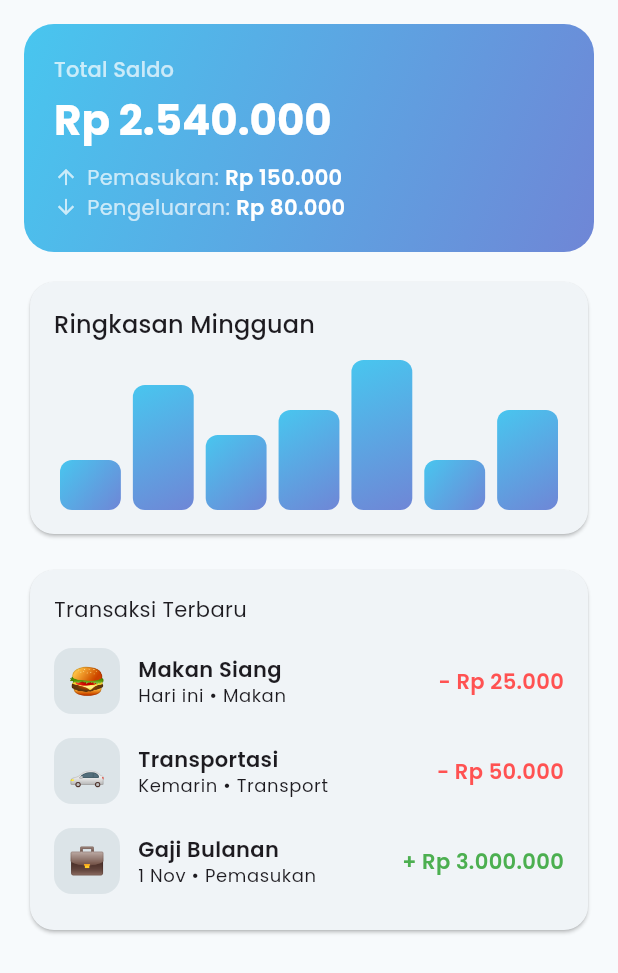
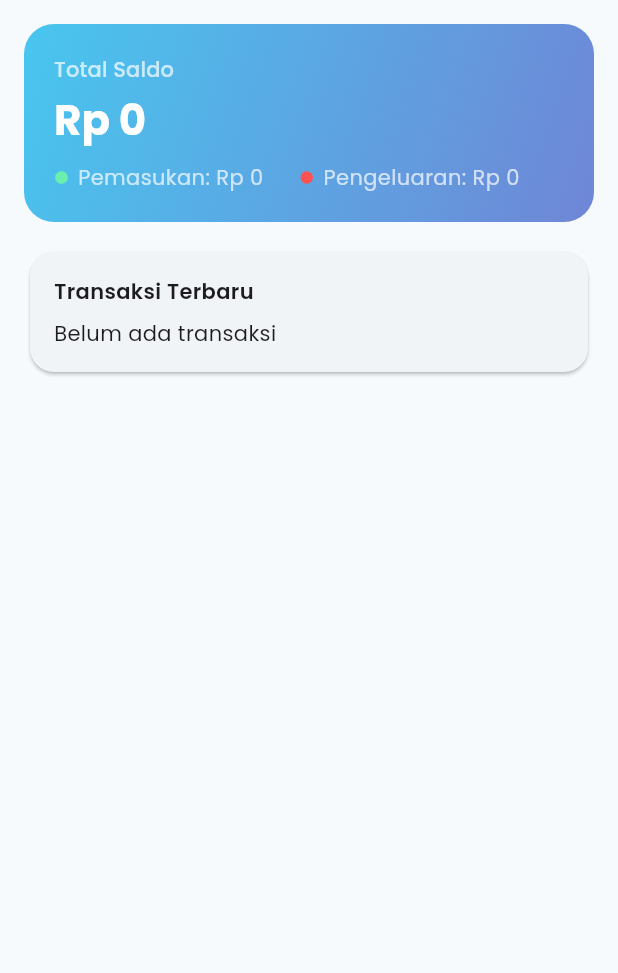
Before and after one commit to zainalsalamun/moni_mate_flutter, a Flutter app: the DashboardPage widget shown alone on an empty page, opened directly, on a phone screen of 412 x 824 dp. Shown: the top 973 px of the screen. Run offline on Flutter 3.47's test engine with Material 3 defaults, Android fonts, the phone set to English and light mode, and no system bars; our stand-ins replace csv, get, get_storage, google_fonts, hive, hive_flutter and 1 more; accounts and stored records are empty.

Commit message:
update : integration dashboard page

```diff
--- a/lib/pages/dashboard_page.dart
+++ b/lib/pages/dashboard_page.dart
@@ -1,5 +1,6 @@
-
 import 'package:flutter/material.dart';
+import 'package:get/get.dart';
+import 'package:monimate/data/controller/transaction_controller.dart';
 import '../theme/app_theme.dart';
 
 class DashboardPage extends StatelessWidget {
@@ -7,10 +8,12 @@ class DashboardPage extends StatelessWidget {
 
   @override
   Widget build(BuildContext context) {
+    final c = Get.find<TransactionController>();
+    return Obx(() {
       return ListView(
         padding: const EdgeInsets.all(16),
         children: [
-        // Balance Card
+          // Card saldo utama
           Container(
             decoration: BoxDecoration(
               gradient: AppTheme.oceanGradient(),
@@ -20,137 +23,104 @@ class DashboardPage extends StatelessWidget {
             child: Column(
               crossAxisAlignment: CrossAxisAlignment.start,
               children: [
-              Text('Total Saldo', style: Theme.of(context).textTheme.labelLarge?.copyWith(color: Colors.white70)),
+                Text('Total Saldo',
+                    style: Theme.of(context)
+                        .textTheme
+                        .labelLarge
+                        ?.copyWith(color: Colors.white70)),
                 const SizedBox(height: 6),
-              Text('Rp 2.540.000', style: Theme.of(context).textTheme.headlineMedium?.copyWith(color: Colors.white, fontWeight: FontWeight.w700)),
+                Text(
+                  'Rp ${(c.totalIncome.value - c.totalExpense.value).toStringAsFixed(0)}',
+                  style: Theme.of(context).textTheme.headlineMedium?.copyWith(
+                      color: Colors.white, fontWeight: FontWeight.w700),
+                ),
                 const SizedBox(height: 10),
                 Wrap(
                   spacing: 24,
-                children: const [
-                  _MiniStat(label: 'Pemasukan', value: 'Rp 150.000', icon: Icons.arrow_upward),
-                  _MiniStat(label: 'Pengeluaran', value: 'Rp 80.000', icon: Icons.arrow_downward),
+                  children: [
+                    _MiniStat(
+                        label: 'Pemasukan',
+                        value: c.totalIncome.value,
+                        color: Colors.greenAccent),
+                    _MiniStat(
+                        label: 'Pengeluaran',
+                        value: c.totalExpense.value,
+                        color: Colors.redAccent),
                   ],
                 )
               ],
             ),
           ),
           const SizedBox(height: 16),
-        // Weekly summary
+
+          // Daftar transaksi terbaru
           Card(
             child: Padding(
               padding: const EdgeInsets.all(16.0),
               child: Column(
                 crossAxisAlignment: CrossAxisAlignment.start,
                 children: [
-                Text('Ringkasan Mingguan', style: Theme.of(context).textTheme.titleMedium),
-                const SizedBox(height: 12),
-                _FakeBarChart(values: const [2,5,3,4,6,2,4]),
-              ],
+                  const Text('Transaksi Terbaru',
+                      style: TextStyle(fontWeight: FontWeight.w600)),
+                  const SizedBox(height: 8),
+                  if (c.transactions.isEmpty)
+                    const Text('Belum ada transaksi')
+                  else
+                    ...c.transactions.reversed.take(5).map(
+                          (t) => ListTile(
+                            leading: Text(
+                                t.category == 'gaji'
+                                    ? '💼'
+                                    : t.category == 'makan'
+                                        ? '🍔'
+                                        : t.category == 'transport'
+                                            ? '🚗'
+                                            : '🎮',
+                                style: const TextStyle(fontSize: 20)),
+                            title: Text(t.description.isEmpty
+                                ? t.category.capitalizeFirst!
+                                : t.description),
+                            subtitle: Text(
+                                '${t.date.day}/${t.date.month}/${t.date.year}'),
+                            trailing: Text(
+                              '${t.type == 'income' ? '+' : '-'} Rp ${t.amount.toStringAsFixed(0)}',
+                              style: TextStyle(
+                                color: t.type == 'income'
+                                    ? Colors.green
+                                    : Colors.red,
+                                fontWeight: FontWeight.w600,
                               ),
                             ),
                           ),
-        const SizedBox(height: 16),
-        // Latest transactions
-        Card(
-          child: Padding(
-            padding: const EdgeInsets.all(16.0),
-            child: Column(
-              crossAxisAlignment: CrossAxisAlignment.start,
-              children: const [
-                Text('Transaksi Terbaru'),
-                SizedBox(height: 8),
-                _TxRow(emoji: '🍔', title: 'Makan Siang', subtitle: 'Hari ini • Makan', amount: '- Rp 25.000', negative: true),
-                _TxRow(emoji: '🚗', title: 'Transportasi', subtitle: 'Kemarin • Transport', amount: '- Rp 50.000', negative: true),
-                _TxRow(emoji: '💼', title: 'Gaji Bulanan', subtitle: '1 Nov • Pemasukan', amount: '+ Rp 3.000.000', negative: false),
+                        ),
                 ],
               ),
             ),
           ),
         ],
       );
+    });
   }
 }
 
 class _MiniStat extends StatelessWidget {
-  final String label, value;
-  final IconData icon;
-  const _MiniStat({required this.label, required this.value, required this.icon});
+  final String label;
+  final double value;
+  final Color color;
+
+  const _MiniStat(
+      {required this.label, required this.value, required this.color});
 
   @override
   Widget build(BuildContext context) {
     return Row(
       mainAxisSize: MainAxisSize.min,
       children: [
-        Icon(icon, size: 16, color: Colors.white70),
+        Icon(Icons.circle, color: color, size: 10),
         const SizedBox(width: 6),
-        Text('$label: ', style: const TextStyle(color: Colors.white70)),
-        Text(value, style: const TextStyle(color: Colors.white, fontWeight: FontWeight.w600)),
+        Text('$label: Rp ${value.toStringAsFixed(0)}',
+            style: const TextStyle(color: Colors.white70)),
       ],
     );
   }
 }
-
-class _TxRow extends StatelessWidget {
-  final String emoji, title, subtitle, amount;
-  final bool negative;
-  const _TxRow({required this.emoji, required this.title, required this.subtitle, required this.amount, required this.negative});
-
-  @override
-  Widget build(BuildContext context) {
-    return Padding(
-      padding: const EdgeInsets.symmetric(vertical: 8),
-      child: Row(
-        children: [
-          Container(
-            width: 44, height: 44,
-            decoration: BoxDecoration(
-              color: Theme.of(context).colorScheme.surfaceVariant,
-              borderRadius: BorderRadius.circular(12),
-            ),
-            alignment: Alignment.center,
-            child: Text(emoji, style: const TextStyle(fontSize: 20)),
-          ),
-          const SizedBox(width: 12),
-          Expanded(
-            child: Column(crossAxisAlignment: CrossAxisAlignment.start, children: [
-              Text(title, style: const TextStyle(fontWeight: FontWeight.w600)),
-              Text(subtitle, style: Theme.of(context).textTheme.bodySmall),
-            ]),
-          ),
-          Text(amount, style: TextStyle(fontWeight: FontWeight.w600, color: negative ? Colors.redAccent : Colors.green)),
-        ],
-      ),
-    );
-  }
-}
-
-class _FakeBarChart extends StatelessWidget {
-  final List<int> values;
-  const _FakeBarChart({required this.values});
-
-  @override
-  Widget build(BuildContext context) {
-    final max = (values.isEmpty ? 1 : values.reduce((a,b)=>a>b?a:b)).toDouble();
-    return SizedBox(
-      height: 100,
-      child: Row(
-        crossAxisAlignment: CrossAxisAlignment.end,
-        children: values.map((v) {
-          final h = (v / max) * 100;
-          return Expanded(
-            child: Padding(
-              padding: const EdgeInsets.symmetric(horizontal: 4),
-              child: Container(
-                height: h,
-                decoration: BoxDecoration(
-                  gradient: AppTheme.oceanGradient(),
-                  borderRadius: BorderRadius.circular(8),
-                ),
-              ),
-            ),
-          );
-        }).toList(),
-      ),
-    );
-  }
-}
```
Lines whose indentation alone changed are shown as unchanged.
